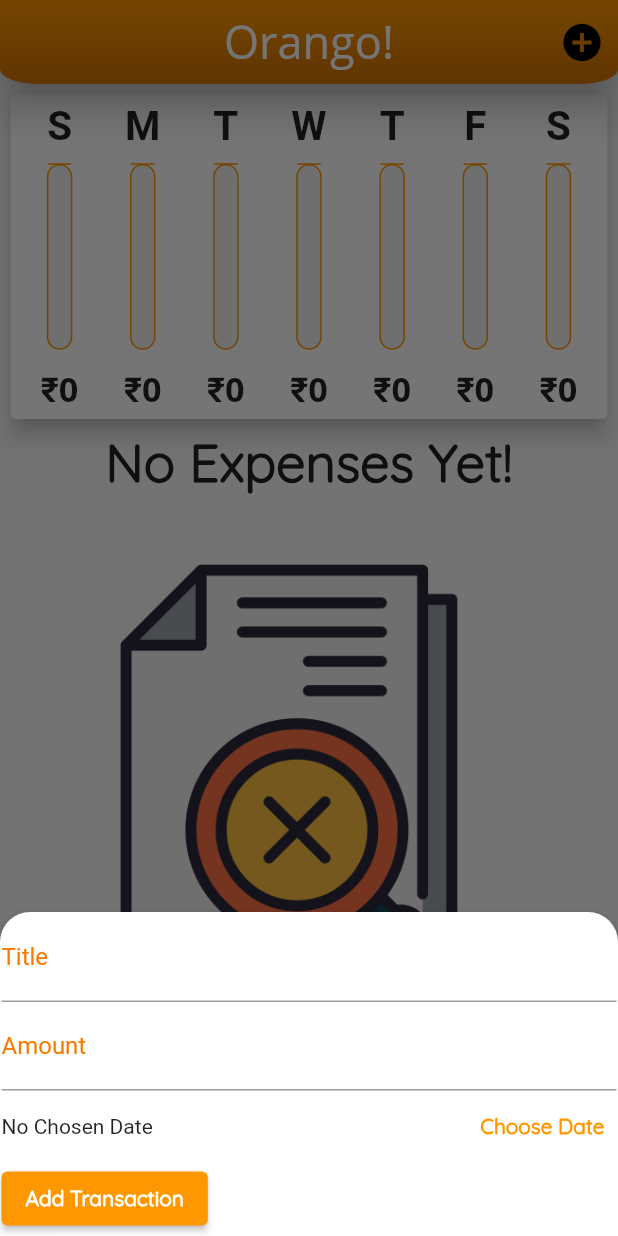
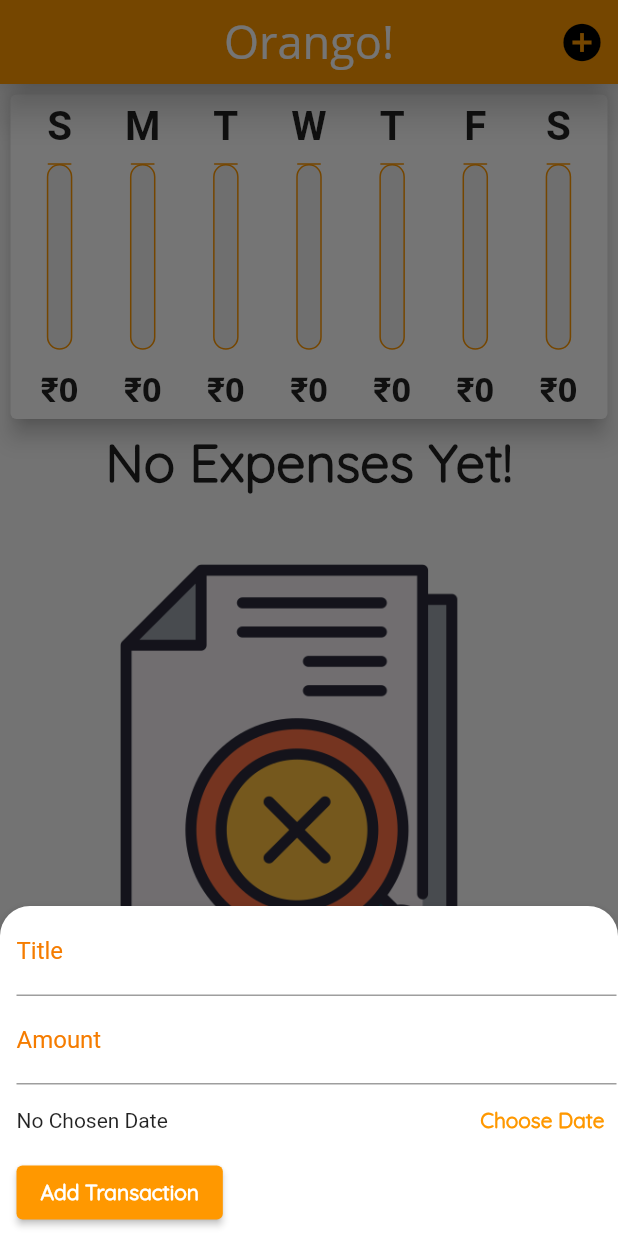
Before and after one commit to jheel23/Personal_Expenses_Orango, a Flutter app: the screen it shows after launch, after a tap on the "add circle" icon, on a phone screen of 412 x 824 dp. Run offline on Flutter 3.47's test engine with Material 2 defaults, Android fonts, the phone set to English and light mode, and no system bars; our stand-ins replace animated_splash_screen.

Commit message:
Second Commit

```diff
--- a/lib/main.dart
+++ b/lib/main.dart
@@ -102,16 +102,56 @@ class _MyHomePageState extends State<MyHomePage> {
   }
 
   bool _showChart = false;
+  List<Widget> _buildLandscape(MediaQueryData mediaQuerry,
+      PreferredSizeWidget app_Bar, Widget txListWidget) {
+    return [
+      Row(
+        mainAxisAlignment: MainAxisAlignment.center,
+        children: [
+          const Text(
+            'Show Chart',
+            style: TextStyle(fontSize: 15),
+          ),
+          Switch.adaptive(
+              activeColor: Theme.of(context)
+                  .colorScheme
+                  .secondary, //IOS Specific to make the color of button same as AppTheme
+              value: _showChart,
+              onChanged: (val) {
+                setState(() {
+                  _showChart = val;
+                });
+              })
+        ],
+      ),
+      _showChart //By default DART assumes bool = True
+          ? Container(
+              height: (mediaQuerry.size.height -
+                      app_Bar.preferredSize.height -
+                      mediaQuerry.padding.top) *
+                  0.7,
+              child: Chart(_recentTransaction))
+          : txListWidget
+    ];
+  }
 
-  @override
-  Widget build(BuildContext context) {
-    final mediaQuerry = MediaQuery.of(context);
-    final optimizedText = mediaQuerry.textScaleFactor;
-    final isLandscape = mediaQuerry.orientation == Orientation.landscape;
-    //We put the AppBar into a final variable coz it never changes hence then we can use it as a const variable input
-    final PreferredSizeWidget app_Bar = Platform.isIOS
-        ? CupertinoNavigationBar(
-            /*Same as title in Appbar*/ middle: Text('Orango!'),
+  List<Widget> _buildPortrait(MediaQueryData mediaQuerry,
+      PreferredSizeWidget app_Bar, Widget txListWidget) {
+    return [
+      Container(
+          height: (mediaQuerry.size.height -
+                  app_Bar.preferredSize.height -
+                  mediaQuerry.padding.top) *
+              0.3,
+          child: Chart(_recentTransaction)),
+      txListWidget
+    ];
+  }
+
+  PreferredSizeWidget _buildAppBar(double optimizedText) {
+    return Platform.isIOS
+        ? /*Same as title in Appbar*/ CupertinoNavigationBar(
+            middle: Text('Orango!'),
             trailing: Row(
               mainAxisSize: MainAxisSize
                   .min, //By Default it takes all length it can get which wont allow our title to render thats why set it to minimumu
@@ -121,21 +161,13 @@ class _MyHomePageState extends State<MyHomePage> {
                   child: Icon(CupertinoIcons.add),
                 ),
               ],
-            ),
-          )
+            ))
         : AppBar(
             centerTitle: true,
             backgroundColor: Colors.transparent,
             elevation: 10,
             flexibleSpace: Container(
-              decoration: BoxDecoration(
-                  borderRadius: BorderRadius.only(
-                      bottomLeft: Radius.elliptical(25, 10),
-                      bottomRight: Radius.elliptical(25, 10)),
-                  gradient: LinearGradient(
-                      colors: [Colors.orange, Color.fromARGB(255, 210, 114, 4)],
-                      begin: Alignment.topCenter,
-                      end: Alignment.bottomCenter)),
+              decoration: BoxDecoration(color: Theme.of(context).primaryColor),
             ),
             actions: <Widget>[
               IconButton(
@@ -149,6 +181,15 @@ class _MyHomePageState extends State<MyHomePage> {
               style: TextStyle(fontSize: 30 * optimizedText),
             ),
           ) as PreferredSizeWidget;
+  }
+
+  @override
+  Widget build(BuildContext context) {
+    final mediaQuerry = MediaQuery.of(context);
+    final optimizedText = mediaQuerry.textScaleFactor;
+    final isLandscape = mediaQuerry.orientation == Orientation.landscape;
+    //We put the AppBar into a final variable coz it never changes hence then we can use it as a const variable input
+    final PreferredSizeWidget app_Bar = _buildAppBar(optimizedText);
 
     final txListWidget = Container(
         height: (mediaQuerry.size.height -
@@ -164,42 +205,9 @@ class _MyHomePageState extends State<MyHomePage> {
           crossAxisAlignment: CrossAxisAlignment.center,
           children: <Widget>[
             if (isLandscape)
-              Row(
-                mainAxisAlignment: MainAxisAlignment.center,
-                children: [
-                  Text(
-                    'Show Chart',
-                    style: Theme.of(context).textTheme.titleSmall,
-                  ),
-                  Switch.adaptive(
-                      activeColor: Theme.of(context)
-                          .colorScheme
-                          .secondary, //IOS Specific to make the color of button same as AppTheme
-                      value: _showChart,
-                      onChanged: (val) {
-                        setState(() {
-                          _showChart = val;
-                        });
-                      })
-                ],
-              ),
+              ..._buildLandscape(mediaQuerry, app_Bar, txListWidget),
             if (!isLandscape)
-              Container(
-                  height: (mediaQuerry.size.height -
-                          app_Bar.preferredSize.height -
-                          mediaQuerry.padding.top) *
-                      0.3,
-                  child: Chart(_recentTransaction)),
-            if (!isLandscape) txListWidget,
-            if (isLandscape)
-              _showChart //By default DART assumes bool = True
-                  ? Container(
-                      height: (mediaQuerry.size.height -
-                              app_Bar.preferredSize.height -
-                              mediaQuerry.padding.top) *
-                          0.7,
-                      child: Chart(_recentTransaction))
-                  : txListWidget
+              ..._buildPortrait(mediaQuerry, app_Bar, txListWidget)
           ],
         ),
       ),
--- a/lib/widgets/chart_bar.dart
+++ b/lib/widgets/chart_bar.dart
@@ -4,7 +4,7 @@ class ChartBar extends StatelessWidget {
   final String label;
   final double SpendAmount;
   final double Spend_percentage_total;
-  ChartBar(this.label, this.SpendAmount, this.Spend_percentage_total);
+  const ChartBar(this.label, this.SpendAmount, this.Spend_percentage_total);
 
   @override
   Widget build(BuildContext context) {
--- a/lib/widgets/new_transaction.dart
+++ b/lib/widgets/new_transaction.dart
@@ -54,6 +54,8 @@ class _NewTransactionState extends State<NewTransaction> {
             borderRadius: BorderRadius.vertical(top: Radius.circular(20))),
         child: Container(
           margin: EdgeInsets.all(1),
+          padding: EdgeInsets.fromLTRB(
+              10, 0, 0, MediaQuery.of(context).viewInsets.bottom + 4),
           child: Column(
             crossAxisAlignment: CrossAxisAlignment.start,
             mainAxisSize: MainAxisSize.min,
@@ -95,7 +97,7 @@ class _NewTransactionState extends State<NewTransaction> {
                   ),
                   TextButton(
                       onPressed: _datePicker,
-                      child: Text(
+                      child: const Text(
                         'Choose Date',
                         style: TextStyle(fontWeight: FontWeight.bold),
                       )),
@@ -103,7 +105,7 @@ class _NewTransactionState extends State<NewTransaction> {
               ),
               ElevatedButton(
                   onPressed: _submitData,
-                  child: Text(
+                  child: const Text(
                     'Add Transaction',
                     style: TextStyle(fontWeight: FontWeight.bold),
                   ),
--- a/lib/widgets/transaction_list.dart
+++ b/lib/widgets/transaction_list.dart
@@ -1,6 +1,6 @@
 import 'package:flutter/material.dart';
+import '../widgets/transaction_item.dart';
 import '../models/transaction.dart';
-import 'package:intl/intl.dart';
 
 class TransactionList extends StatelessWidget {
   final List<Transaction> all_transaction;
@@ -20,7 +20,7 @@ class TransactionList extends StatelessWidget {
                       fontWeight: FontWeight.bold,
                       fontSize: 35 * MediaQuery.of(context).textScaleFactor),
                 ),
-                SizedBox(
+                const SizedBox(
                   height: 40,
                 ),
                 Container(
@@ -29,52 +29,16 @@ class TransactionList extends StatelessWidget {
               ],
             );
           })
-        : ListView.builder(
-            itemBuilder: (ctx, index) {
-              return Card(
-                margin: EdgeInsets.symmetric(horizontal: 8, vertical: 5),
-                elevation: 5,
-                child: ListTile(
-                  leading: CircleAvatar(
-                    backgroundColor: Theme.of(context).primaryColor,
-                    radius: 30,
-                    child: Padding(
-                      padding: EdgeInsets.all(4),
-                      child: FittedBox(
-                        child: Text(
-                            '₹${all_transaction[index].amount.toStringAsFixed(2)}',
-                            style: TextStyle(
-                              color: Colors.white,
-                              fontFamily: 'Opensans',
-                              fontSize: 20,
-                            )),
-                      ),
-                    ),
-                  ),
-                  title: Text(
-                    all_transaction[index].title,
-                    style: TextStyle(
-                        fontSize: 17,
-                        fontWeight: FontWeight.w700,
-                        color: Colors.black),
-                  ),
-                  subtitle: Text(
-                    DateFormat.yMMMMEEEEd()
-                        .add_jm()
-                        .format(all_transaction[index].date),
-                    style: TextStyle(
-                        fontSize: 12,
-                        fontWeight: FontWeight.bold,
-                        color: Colors.black),
-                  ),
-                  trailing: IconButton(
-                      onPressed: () => deltx(all_transaction[index].id),
-                      icon: Icon(Icons.delete_sweep_outlined,
-                          color: Theme.of(context).colorScheme.error)),
-                ),
-              );
-            },
-            itemCount: all_transaction.length,
+        : ListView(
+            children: [
+              ...all_transaction
+                  .map((item) => TransactionItems(
+                        one_transaction: item,
+                        deltx: deltx,
+                        key: ValueKey(item.id),
+                      ))
+                  .toList()
+            ],
           );
   }
 }
```
Also changed, not shown: lib/widgets/transaction_item.dart (added, +61 -0 lines).
